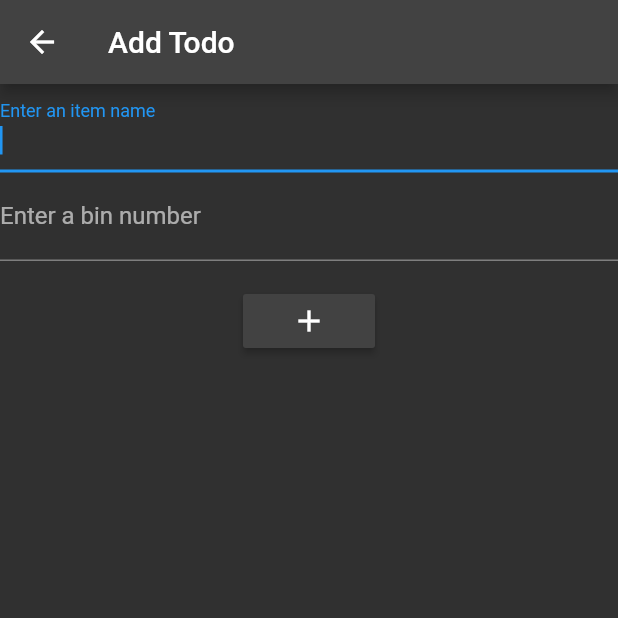
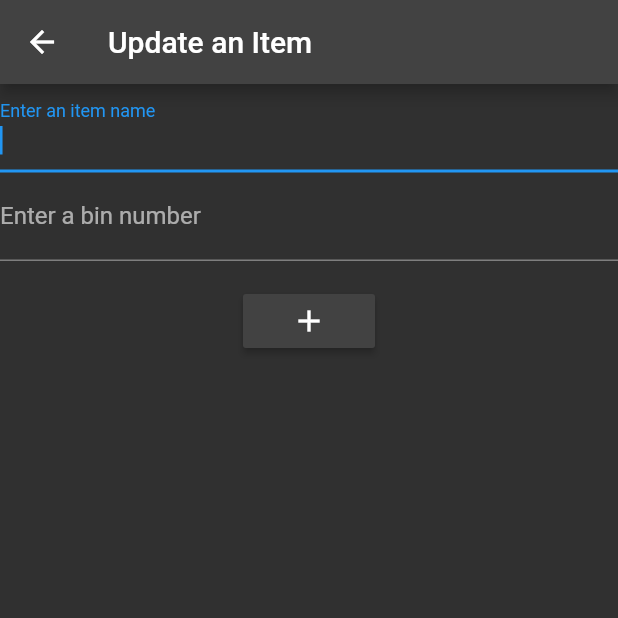
Before and after one commit to flutter-av-capture/item-indexer, a Flutter app: the screen it shows after launch, item 2 of the bottom bar chosen, after a tap on the "add" icon, on a phone screen of 412 x 824 dp, the top half of it. Run offline on Flutter 3.47's test engine with Material 2 defaults, Android fonts, the phone set to English and light mode, and no system bars; our stand-ins replace flutter_redux, redux, rxdart, shared_preferences; missing offline and left inert: dart:html, flutter_driver, key_value_store, key_value_store_flutter, key_value_store_web, test.

Commit message:
add edititem screen

```diff
--- a/app_core/lib/src/localization.dart
+++ b/app_core/lib/src/localization.dart
@@ -95,9 +95,9 @@ class ArchSampleLocalizations {
         locale: locale.toString(),
       );
 
-  String get editTodo => Intl.message(
-        'Edit Todo',
-        name: 'editTodo',
+  String get updateItem => Intl.message(
+        'Update Item',
+        name: 'updateItem',
         args: [],
         locale: locale.toString(),
       );
--- a/item_indexer/lib/containers/edit_todo.dart
+++ b/item_indexer/lib/containers/edit_item.dart
@@ -10,31 +10,37 @@ import 'package:item_indexer/actions/actions.dart';
 import 'package:item_indexer/models/models.dart';
 import 'package:item_indexer/presentation/add_edit_screen.dart';
 
-class EditTodo extends StatelessWidget {
-  final Todo todo;
+class EditItem extends StatelessWidget {
+  final Item item;
 
-  EditTodo({this.todo, Key key}) : super(key: key);
+  EditItem({this.item, Key key}) : super(key: key);
 
   @override
   Widget build(BuildContext context) {
     return StoreConnector<AppState, OnSaveCallback>(
       converter: (Store<AppState> store) {
-        return (task, note) {
-          store.dispatch(UpdateTodoAction(
-            todo.id,
-            todo.copyWith(
-              task: task,
-              note: note,
-            ),
-          ));
-        };
-      },
+
+        if(this.item.checkedOut){
+          return (name, bin) {
+            store.dispatch(CheckinItemAction(
+              item.id
+            ));
+          };
+        } else {
+          return (name, bin) {
+            store.dispatch(CheckoutItemAction(
+              item.id
+            ));
+          };
+        }
+      }
+        ,
       builder: (BuildContext context, OnSaveCallback onSave) {
         return AddEditScreen(
           key: ArchSampleKeys.editTodoScreen,
           onSave: onSave,
           isEditing: true,
-          todo: todo,
+          item: item,
         );
       },
     );
--- a/item_indexer/lib/presentation/add_edit_screen.dart
+++ b/item_indexer/lib/presentation/add_edit_screen.dart
@@ -12,10 +12,10 @@ typedef OnSaveCallback = void Function(String task, String note);
 class AddEditScreen extends StatefulWidget {
   final bool isEditing;
   final OnSaveCallback onSave;
-  final Todo todo;
+  final Item item;
 
   AddEditScreen(
-      {Key key, @required this.onSave, @required this.isEditing, this.todo})
+      {Key key, @required this.onSave, @required this.isEditing, this.item})
       : super(key: key ?? ArchSampleKeys.addTodoScreen);
   @override
   _AddEditScreenState createState() => _AddEditScreenState();
@@ -24,8 +24,9 @@ class AddEditScreen extends StatefulWidget {
 class _AddEditScreenState extends State<AddEditScreen> {
   static final GlobalKey<FormState> _formKey = GlobalKey<FormState>();
 
-  String _task;
-  String _note;
+  String _itemName;
+  String _bin;
+  bool _checkedOut;
 
   bool get isEditing => widget.isEditing;
 
@@ -37,7 +38,7 @@ class _AddEditScreenState extends State<AddEditScreen> {
     return Scaffold(
       appBar: AppBar(
         title: Text(
-          isEditing ? localizations.editTodo : localizations.addTodo,
+          "Update Item"
         ),
       ),
       body: Padding(
@@ -47,7 +48,7 @@ class _AddEditScreenState extends State<AddEditScreen> {
           child: ListView(
             children: [
               TextFormField(
-                initialValue: isEditing ? widget.todo.task : '',
+                initialValue: isEditing ? widget.item.name : '',
                 key: ArchSampleKeys.taskField,
                 autofocus: !isEditing,
                 style: textTheme.headline,
@@ -59,31 +60,33 @@ class _AddEditScreenState extends State<AddEditScreen> {
                       ? localizations.emptyTodoError
                       : null;
                 },
-                onSaved: (value) => _task = value,
+                onSaved: (value) => _itemName = value,
               ),
               TextFormField(
-                initialValue: isEditing ? widget.todo.note : '',
+                initialValue: isEditing ? widget.item.bin : '',
                 key: ArchSampleKeys.noteField,
                 maxLines: 10,
                 style: textTheme.subhead,
                 decoration: InputDecoration(
                   hintText: localizations.notesHint,
                 ),
-                onSaved: (value) => _note = value,
+                onSaved: (value) => _bin = value,
               )
             ],
           ),
         ),
       ),
-      floatingActionButton: FloatingActionButton(
+      floatingActionButton: RaisedButton(
         key:
             isEditing ? ArchSampleKeys.saveTodoFab : ArchSampleKeys.saveNewTodo,
-        tooltip: isEditing ? localizations.saveChanges : localizations.addTodo,
-        child: Icon(isEditing ? Icons.check : Icons.add),
+        child: Text(
+          widget.item.checkedOut ? "Check In" : "Check Out",
+          textAlign: TextAlign.center
+        ),
         onPressed: () {
           if (_formKey.currentState.validate()) {
             _formKey.currentState.save();
-            widget.onSave(_task, _note);
+            widget.onSave(_itemName, _bin);
 
             Navigator.pop(context);
           }
--- a/item_indexer/lib/presentation/add_item_screen.dart
+++ b/item_indexer/lib/presentation/add_item_screen.dart
@@ -45,7 +45,7 @@ class _AddItemScreenState extends State<AddItemScreen> {
     return Scaffold(
       appBar: AppBar(
         title: Text(
-          isEditing ? localizations.editTodo : localizations.addTodo,
+          "Update an Item"
         ),
       ),
       body: Form(
```
Also changed, not shown: item_indexer/lib/presentation/details_screen.dart (+0 -17 lines), item_indexer/lib/presentation/list_screen.dart (+13 -1 lines).
